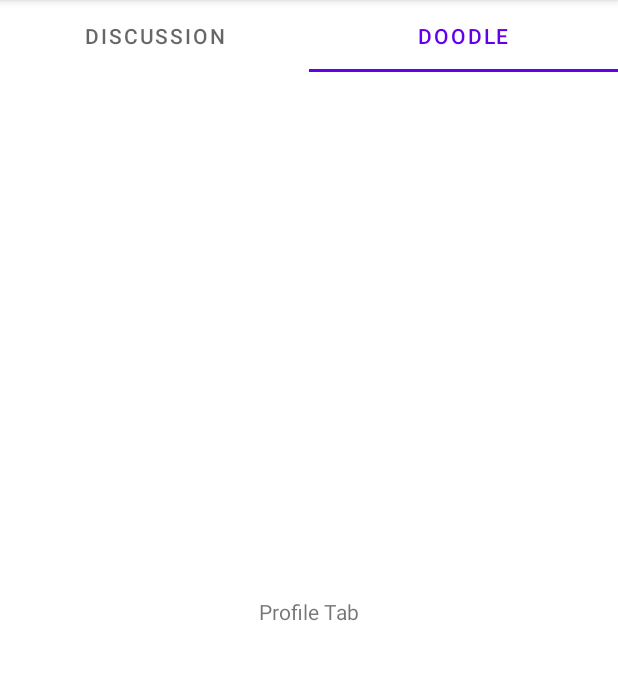
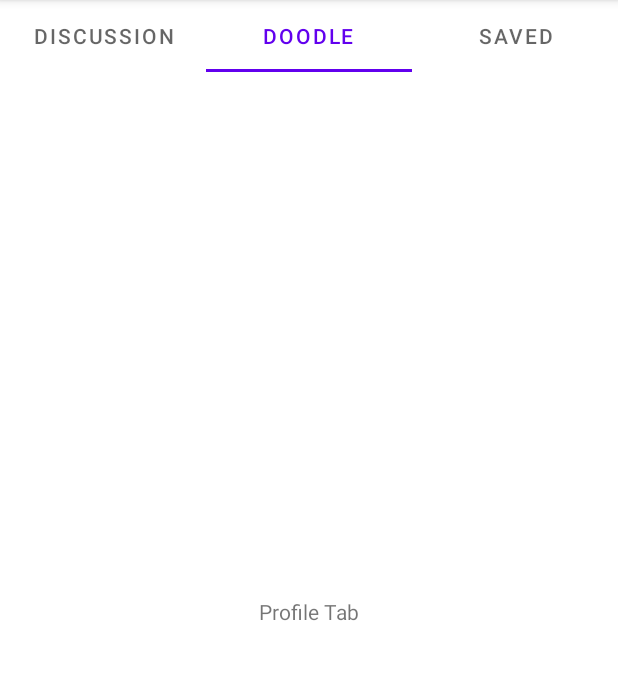
Before and after one commit to davidsmith189/AI3PO, an Android app: the screen it shows after launch (MainActivity), tab 2 chosen, on a phone screen of 412 x 824 dp, the part 84-764 px from its top. Run offline under Robolectric (Android 15) with nearby library versions, the light colour scheme and no system bars.

Commit message:
added fragment_saved.xml added SavedFragment.kt edited ViewPagerAdapter.kt to show saved chats tab

```diff
--- /dev/null
+++ b/app/src/main/java/com/example/myapplication/SavedFragment.kt
@@ -0,0 +1,16 @@
+package com.example.myapplication
+
+import android.os.Bundle
+import androidx.fragment.app.Fragment
+import android.view.LayoutInflater
+import android.view.View
+import android.view.ViewGroup
+
+class SavedFragment: Fragment() {
+    override fun onCreateView(
+        inflater: LayoutInflater, container: ViewGroup?,
+        savedInstanceState: Bundle?
+    ): View? {
+        return inflater.inflate(R.layout.fragment_saved, container, false)
+    }
+}
--- a/app/src/main/java/com/example/myapplication/ViewPagerAdapter.kt
+++ b/app/src/main/java/com/example/myapplication/ViewPagerAdapter.kt
@@ -5,12 +5,13 @@ import androidx.fragment.app.FragmentActivity
 import androidx.viewpager2.adapter.FragmentStateAdapter
 
 class ViewPagerAdapter(fragmentActivity: FragmentActivity) : FragmentStateAdapter(fragmentActivity) {
-    override fun getItemCount(): Int = 2 // Number of tabs
+    override fun getItemCount(): Int = 3 // Number of tabs
 
     override fun createFragment(position: Int): Fragment {
         return when (position) {
             0 -> HomeFragment()
             1 -> ProfileFragment()
+            2 -> SavedFragment()
             else -> HomeFragment()
         }
     }
```
Also changed, not shown: app/src/main/res/layout/fragment_saved.xml (added, +12 -0 lines), 210 other files.
